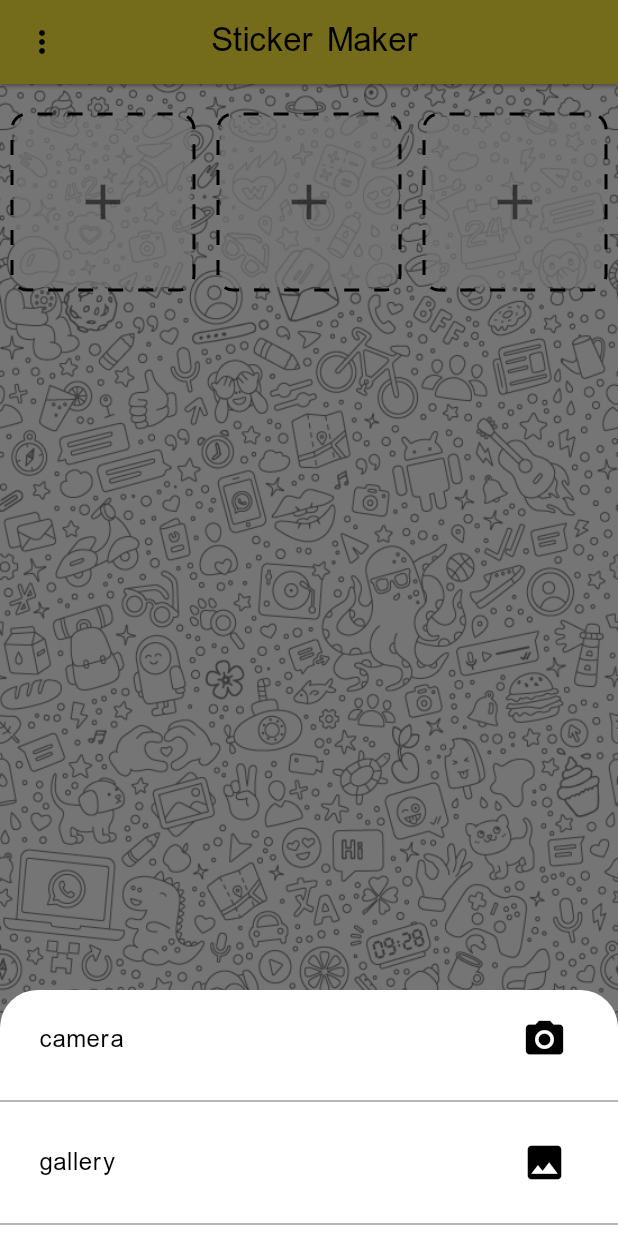
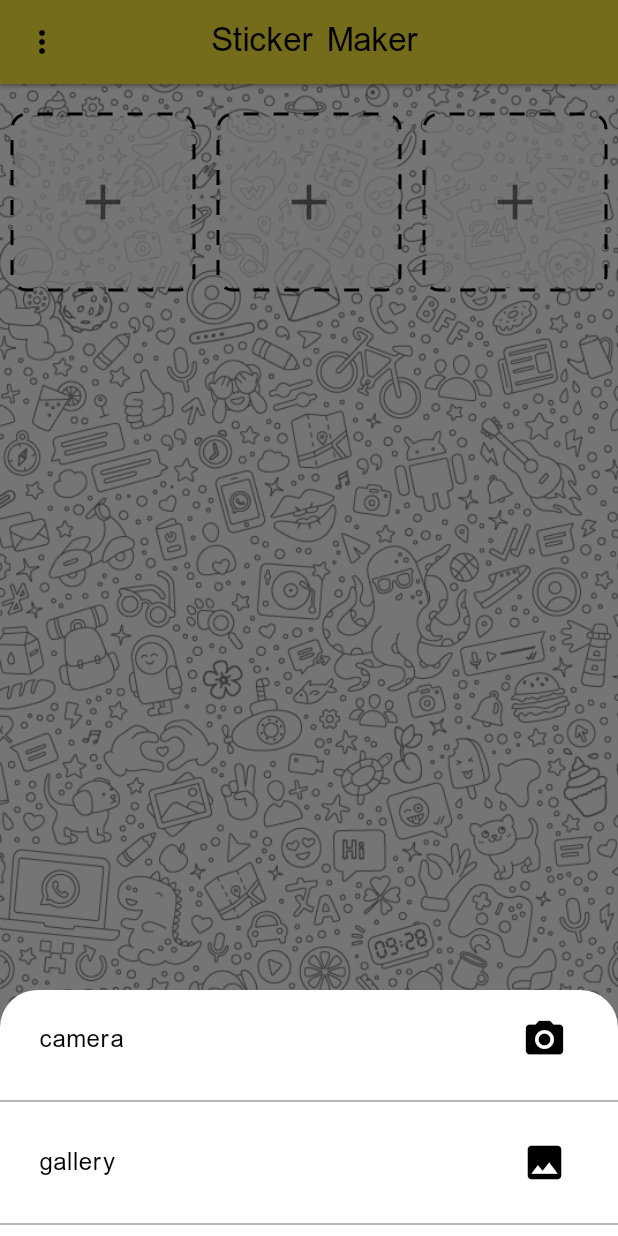
Before and after one commit to vivekmakwana06/StickerMaker, a Flutter app: the screen it shows after launch, after a tap on the "add" icon, on a phone screen of 412 x 824 dp. Run offline on Flutter 3.47's test engine with Material 2 defaults, Android fonts, the light colour scheme and no system bars; drawn by our look-alikes of dotted_border; our stand-ins replace flutter_image_compress, flutter_phoenix, get, get_storage, image_cropper, image_picker and 1 more; missing offline and left inert: is_app_installed, telegram_stickers_import, whatsapp_stickers_exporter.

Commit message:
add MediaQuery for  Container size

```diff
--- a/lib/home/controller/send_sticker_controller.dart
+++ b/lib/home/controller/send_sticker_controller.dart
@@ -9,8 +9,6 @@ import 'package:get/get.dart';
 import 'package:get_storage/get_storage.dart';
 import 'package:path_provider/path_provider.dart';
 import 'package:telegram_stickers_import/sticker.dart';
-import 'dart:io' as Io;
-import 'package:image/image.dart' as I;
 import 'package:telegram_stickers_import/sticker_data.dart';
 import 'package:telegram_stickers_import/sticker_set.dart';
 import 'package:telegram_stickers_import/telegram_stickers_import.dart';
@@ -136,14 +134,14 @@ class SendStickerController extends GetxController {
       if (getStorage.read("langueg") == "fa") {
         await getStorage.write("langueg", "en");
 
-        resetApp();
+        await resetApp();
       }
     } else {
       if (getStorage.read("langueg") == "en" ||
           getStorage.read("langueg") == null) {
         await getStorage.write("langueg", "fa");
 
-        resetApp();
+        await resetApp();
       }
     }
   }
--- a/lib/home/controller/set_image_controller.dart
+++ b/lib/home/controller/set_image_controller.dart
@@ -3,7 +3,6 @@ import 'dart:developer';
 import 'package:flutter/cupertino.dart';
 import 'package:flutter_image_compress/flutter_image_compress.dart';
 import 'package:get/get.dart';
-import 'package:get_storage/get_storage.dart';
 import 'dart:io' as Io;
 import 'package:image/image.dart' as I;
 import 'package:image_cropper/image_cropper.dart';
@@ -11,17 +10,18 @@ import 'package:image_picker/image_picker.dart';
 import 'package:path_provider/path_provider.dart';
 
 class HomeViewSetImageController extends GetxController {
-  var images = [
+  final images = [
     Io.File(""),
     Io.File(""),
     Io.File(""),
   ].obs;
+
   Rx<bool> w8forImage = false.obs;
-  var checkImagePath = false.obs;
-  var isDelete = false.obs;
+  final checkImagePath = false.obs;
+  final isDelete = false.obs;
   String mimType = "";
-  int lodProgress = 0;
-  var selectImage = 0.obs;
+  Rx<int> lodProgress = 0.obs;
+  final selectImage = 0.obs;
   List<String> sticker = [];
   TextEditingController textEditingController = TextEditingController();
 
@@ -64,8 +64,8 @@ class HomeViewSetImageController extends GetxController {
 
     images[inedx] = imageRec;
     if (!checkImagePath.value && !isDelete.value) {
-      selectImage++;
-      if (selectImage > 2 && images.length < 9) {
+      selectImage.value++;
+      if (selectImage.value > 2 && images.length < 9) {
         images.add(Io.File(""));
       }
     }
--- a/lib/home/view/home_view.dart
+++ b/lib/home/view/home_view.dart
@@ -2,7 +2,6 @@ import 'package:dotted_border/dotted_border.dart';
 import 'package:flutter/foundation.dart';
 import 'package:flutter/material.dart';
 import 'package:get/get.dart';
-import 'package:get_storage/get_storage.dart';
 import 'dart:io' as Io;
 import 'package:image_picker/image_picker.dart';
 import 'package:is_app_installed/is_app_installed.dart';
@@ -14,18 +13,20 @@ import 'dart:async';
 import 'package:whatsapp_sticker_maker/value/my_str.dart';
 import '../widget/home_widget.dart';
 
-// ignore: must_be_immutable
 class HomeView extends StatelessWidget {
-  //getX
-  HomeViewSetImageController homeViewController =
-      Get.put(HomeViewSetImageController());
-
-  SendStickerController sendStickerController =
-      Get.put(SendStickerController());
-  HomeView({super.key});
+  const HomeView({super.key});
 
   @override
   Widget build(BuildContext context) {
+    //getX
+    final HomeViewSetImageController homeViewController =
+        Get.put(HomeViewSetImageController());
+
+    final SendStickerController sendStickerController =
+        Get.put(SendStickerController());
+
+    var size = MediaQuery.of(context).size;
+
     errSnackBar(String str) {
       return showTopSnackBar(
         Overlay.of(context),
@@ -33,6 +34,59 @@ class HomeView extends StatelessWidget {
           message: str,
         ),
       );
+    }
+
+    Future<void> showDialogForSetImage(index, context) async {
+      return showModalBottomSheet(
+          context: context,
+          shape: const RoundedRectangleBorder(
+            // <-- SEE HERE
+            borderRadius: BorderRadius.vertical(
+              top: Radius.circular(25.0),
+            ),
+          ),
+          builder: (context) {
+            return Column(mainAxisSize: MainAxisSize.min, children: <Widget>[
+              HomeWidget.widgetCameraOrGallery(
+                ValueTranslate.usecamera.tr,
+                onTap: () async {
+                  await homeViewController.picImage(ImageSource.camera, index);
+                  Get.back();
+                },
+                Icons.camera_alt,
+              ),
+              const Divider(
+                color: Colors.grey,
+              ),
+              HomeWidget.widgetCameraOrGallery(
+                ValueTranslate.usegalray.tr,
+                Icons.image,
+                onTap: () async {
+                  await homeViewController.picImage(ImageSource.gallery, index);
+                  Get.back();
+                },
+              ),
+              const Divider(
+                color: Colors.grey,
+              ),
+              index >= 3 && homeViewController.images[index].path.isNotEmpty
+                  ? HomeWidget.widgetCameraOrGallery(
+                      ValueTranslate.delete.tr,
+                      Icons.delete,
+                      onTap: () {
+                        homeViewController.images[index] = Io.File("");
+                        homeViewController.sticker.removeAt(index);
+                        homeViewController.selectImage.value--;
+                        homeViewController.isDelete.value = true;
+                        Get.back();
+                      },
+                    )
+                  : const SizedBox(
+                      width: 0,
+                      height: 0,
+                    )
+            ]);
+          });
     }
 
     Future<void> showAlertDialog() async {
@@ -96,89 +150,15 @@ class HomeView extends StatelessWidget {
           ));
     }
 
-    checkImage() {
-      if (homeViewController.selectImage >= 3) {
-        selectionAppForAddSticker();
-      } else {
-        errSnackBar(ValueTranslate.errImage.tr);
-      }
-    }
-
-    return Scaffold(
-      appBar: AppBar(
-        elevation: 1,
-        shadowColor: Colors.grey,
-        leading: PopupMenuButton(
-          itemBuilder: (BuildContext context) {
-            return [
-              PopupMenuItem(
-                  onTap: () => sendStickerController.setLangueg("fa"),
-                  child: const Text('English')),
-              PopupMenuItem(
-                  onTap: () => sendStickerController.setLangueg("en"),
-                  child: const Text('فارسی')),
-            ];
-          },
-        ),
-        title: Text(ValueTranslate.titleText.tr),
-        centerTitle: true,
-      ),
-      body: Obx(
-        () => Stack(
-          children: [
-            Container(
-              width: Get.width,
-              decoration: const BoxDecoration(
-                  image: DecorationImage(
-                      opacity: .5,
-                      image: AssetImage(
-                        "assets/whatsappback.png",
-                      ),
-                      fit: BoxFit.fill)),
-              child: bodyGridView(),
-              height: Get.height,
-            ),
-            homeViewController.w8forImage.value
-                ? const Center()
-                : Positioned(
-                    right: 10,
-                    left: 10,
-                    bottom: 10,
-                    child: ElevatedButton(
-                      style: const ButtonStyle(),
-                      child: Text(
-                        ValueTranslate.btnNavText.tr,
-                        style: const TextStyle(color: Colors.black),
-                      ),
-                      onPressed: () async {
-                        bool? cannInstall = TargetPlatform.iOS ==
-                                defaultTargetPlatform
-                            ? await IsAppInstalled.isAppInstalled("whatsapp://")
-                            : await IsAppInstalled.isAppInstalled(
-                                "com.whatsapp");
-                        if (cannInstall == true) {
-                          checkImage();
-                        } else {
-                          errSnackBar(ValueTranslate.install.tr);
-                        }
-                      },
-                    ),
-                  ),
-          ],
-        ),
-      ),
-    );
-  }
-
-  widgetImage(index, context) {
+    widgetImage(index) {
       return Padding(
           padding: const EdgeInsets.only(right: 8, left: 8, top: 20),
           child: GestureDetector(
             onTap: () {
               if (homeViewController.w8forImage.isFalse) {
                 showDialogForSetImage(index, context);
-              homeViewController.lodProgress = index;
-            } else {}
+                homeViewController.lodProgress.value = index;
+              }
             },
             child: homeViewController.images[index].path.isEmpty
                 ? DottedBorder(
@@ -188,8 +168,8 @@ class HomeView extends StatelessWidget {
                     radius: const Radius.circular(10),
                     borderType: BorderType.RRect,
                     child: Container(
-                      height: double.infinity,
-                      width: double.infinity,
+                        height: Get.height,
+                        width: Get.width,
                         decoration: BoxDecoration(
                             color: Colors.white70,
                             borderRadius: BorderRadius.circular(10)),
@@ -200,7 +180,7 @@ class HomeView extends StatelessWidget {
                         )),
                   )
                 : homeViewController.w8forImage.isTrue &&
-                      index == homeViewController.lodProgress
+                        index == homeViewController.lodProgress.value
                     ? Opacity(
                         opacity: .5,
                         child: Container(
@@ -227,18 +207,58 @@ class HomeView extends StatelessWidget {
                             color: Colors.orange,
                             borderRadius: BorderRadius.circular(10),
                             image: DecorationImage(
-                            image: FileImage(homeViewController.images[index]),
+                              image:
+                                  FileImage(homeViewController.images[index]),
                               fit: BoxFit.fill,
                             )),
-                    )),
-    );
+                      ),
+          ));
     }
 
-  bodyGridView() {
-    return GridView.builder(
+    checkImage() {
+      if (homeViewController.selectImage >= 3) {
+        selectionAppForAddSticker();
+      } else {
+        errSnackBar(ValueTranslate.errImage.tr);
+      }
+    }
+
+    return Scaffold(
+      appBar: AppBar(
+        elevation: 1,
+        shadowColor: Colors.grey,
+        leading: PopupMenuButton(
+          itemBuilder: (BuildContext context) {
+            return [
+              PopupMenuItem(
+                  onTap: () async =>
+                      await sendStickerController.setLangueg("fa"),
+                  child: const Text('English')),
+              PopupMenuItem(
+                  onTap: () async =>
+                      await sendStickerController.setLangueg("en"),
+                  child: const Text('فارسی')),
+            ];
+          },
+        ),
+        title: Text(ValueTranslate.titleText.tr),
+        centerTitle: true,
+      ),
+      body: Stack(
+        children: [
+          Container(
+            width: size.width,
+            height: size.height,
+            decoration: const BoxDecoration(
+                image: DecorationImage(
+                    opacity: .5,
+                    image: AssetImage(
+                      "assets/whatsappback.png",
+                    ),
+                    fit: BoxFit.cover)),
+            child: GridView.builder(
               physics: const ClampingScrollPhysics(),
               itemCount: homeViewController.images.length,
-      // shrinkWrap: false,
               scrollDirection: Axis.vertical,
               gridDelegate: const SliverGridDelegateWithFixedCrossAxisCount(
                 mainAxisSpacing: 2,
@@ -247,61 +267,37 @@ class HomeView extends StatelessWidget {
                 childAspectRatio: 1,
               ),
               itemBuilder: (BuildContext context, int index) {
-        return widgetImage(index, context);
+                return widgetImage(index);
               },
+            ),
+          ),
+          homeViewController.w8forImage.value
+              ? const Center()
+              : Positioned(
+                  right: 10,
+                  left: 10,
+                  bottom: 10,
+                  child: ElevatedButton(
+                    style: const ButtonStyle(),
+                    child: Text(
+                      ValueTranslate.btnNavText.tr,
+                      style: const TextStyle(color: Colors.black),
+                    ),
+                    onPressed: () async {
+                      bool? cannInstall = TargetPlatform.iOS ==
+                              defaultTargetPlatform
+                          ? await IsAppInstalled.isAppInstalled("whatsapp://")
+                          : await IsAppInstalled.isAppInstalled("com.whatsapp");
+                      if (cannInstall == true) {
+                        checkImage();
+                      } else {
+                        errSnackBar(ValueTranslate.install.tr);
+                      }
+                    },
+                  ),
+                ),
+        ],
+      ),
     );
   }
-
-  Future<void> showDialogForSetImage(index, context) async {
-    return showModalBottomSheet(
-        context: context,
-        shape: const RoundedRectangleBorder(
-          // <-- SEE HERE
-          borderRadius: BorderRadius.vertical(
-            top: Radius.circular(25.0),
-          ),
-        ),
-        builder: (context) {
-          return Column(mainAxisSize: MainAxisSize.min, children: <Widget>[
-            HomeWidget.widgetCameraOrGallery(
-              ValueTranslate.usecamera.tr,
-              onTap: () async {
-                await homeViewController.picImage(ImageSource.camera, index);
-                Get.back();
-              },
-              Icons.camera_alt,
-            ),
-            const Divider(
-              color: Colors.grey,
-            ),
-            HomeWidget.widgetCameraOrGallery(
-              ValueTranslate.usegalray.tr,
-              Icons.image,
-              onTap: () async {
-                await homeViewController.picImage(ImageSource.gallery, index);
-                Get.back();
-              },
-            ),
-            const Divider(
-              color: Colors.grey,
-            ),
-            index >= 3 && homeViewController.images[index].path.isNotEmpty
-                ? HomeWidget.widgetCameraOrGallery(
-                    ValueTranslate.delete.tr,
-                    Icons.delete,
-                    onTap: () {
-                      homeViewController.images[index] = Io.File("");
-                      homeViewController.sticker.removeAt(index);
-                      homeViewController.selectImage.value--;
-                      homeViewController.isDelete.value = true;
-                      Get.back();
-                    },
-                  )
-                : const SizedBox(
-                    width: 0,
-                    height: 0,
-                  )
-          ]);
-        });
 }
-}
--- a/lib/main.dart
+++ b/lib/main.dart
@@ -34,7 +34,7 @@ class MyApp extends StatelessWidget {
       locale: matrialAppServies.getLanguegs(),
       title: 'sticker maker',
       theme: Themes.lightTheme,
-      home: HomeView(),
+      home: const HomeView(),
     );
   }
 }
--- a/lib/themes/themes.dart
+++ b/lib/themes/themes.dart
@@ -9,7 +9,7 @@ class Themes {
         cardColor: Colors.white),
     bottomAppBarTheme: BottomAppBarTheme(color: Colors.grey[50]),
     cardColor: Colors.white,
-    appBarTheme: AppBarTheme(backgroundColor: Colors.yellow),
+    appBarTheme: const AppBarTheme(backgroundColor: Colors.yellow),
     dialogTheme: const DialogTheme(shadowColor: Colors.white),
     useMaterial3: true,
   );
--- a/pubspec.yaml
+++ b/pubspec.yaml
@@ -1,5 +1,5 @@
 name: whatsapp_sticker_maker
-description: This app is for making stickers and adding them to the WhatsApp application
+description: This app is for making stickers and adding telegram and whatsapp application
 
 publish_to: 'none' # Remove this line if you wish to publish to pub.dev
 
```
Lines whose indentation alone changed are shown as unchanged.
